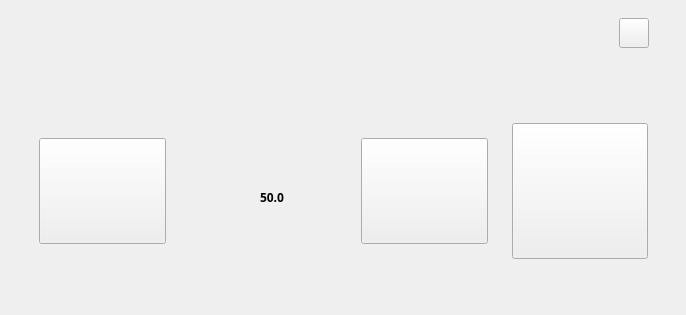
This is ui/balloonvolume.ui in 1xiaosongz/IABPUI as Qt 5 draws it before an edit. The edited form follows.
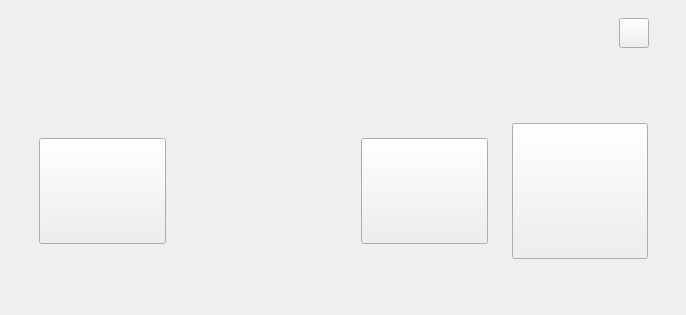
This is the edited form.

```diff
--- a/ui/balloonvolume.ui
+++ b/ui/balloonvolume.ui
@@ -154,7 +154,7 @@
    <property name="geometry">
     <rect>
      <x>200</x>
-     <y>168</y>
+     <y>159</y>
      <width>84</width>
      <height>60</height>
     </rect>
@@ -178,10 +178,10 @@
     </font>
    </property>
    <property name="text">
-    <string>&lt;html&gt;&lt;head/&gt;&lt;body&gt;&lt;p&gt;&lt;span style=&quot; font-weight:700;&quot;&gt;50.0&lt;/span&gt;&lt;/p&gt;&lt;/body&gt;&lt;/html&gt;</string>
+    <string>&lt;html&gt;&lt;head/&gt;&lt;body&gt;&lt;p&gt;&lt;br/&gt;&lt;/p&gt;&lt;/body&gt;&lt;/html&gt;</string>
    </property>
    <property name="alignment">
-    <set>Qt::AlignRight|Qt::AlignTrailing|Qt::AlignVCenter</set>
+    <set>Qt::AlignCenter</set>
    </property>
   </widget>
  </widget>
```
